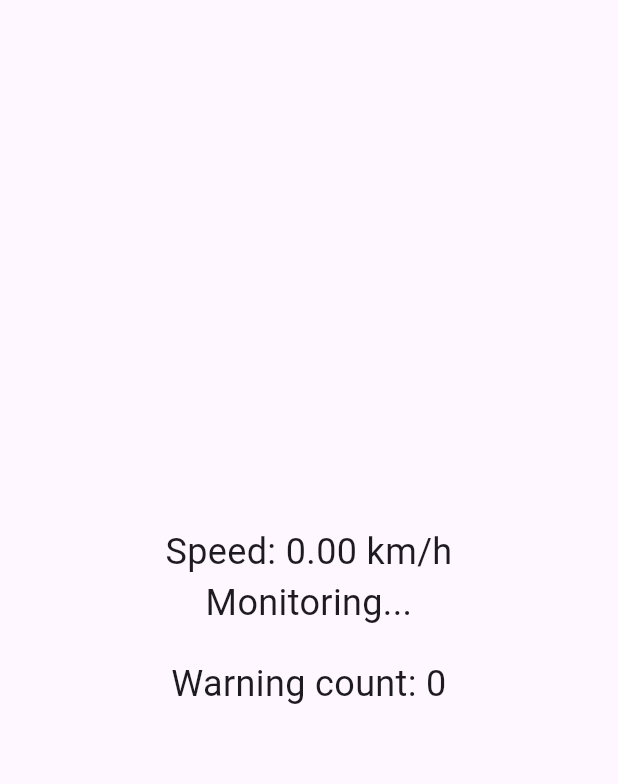
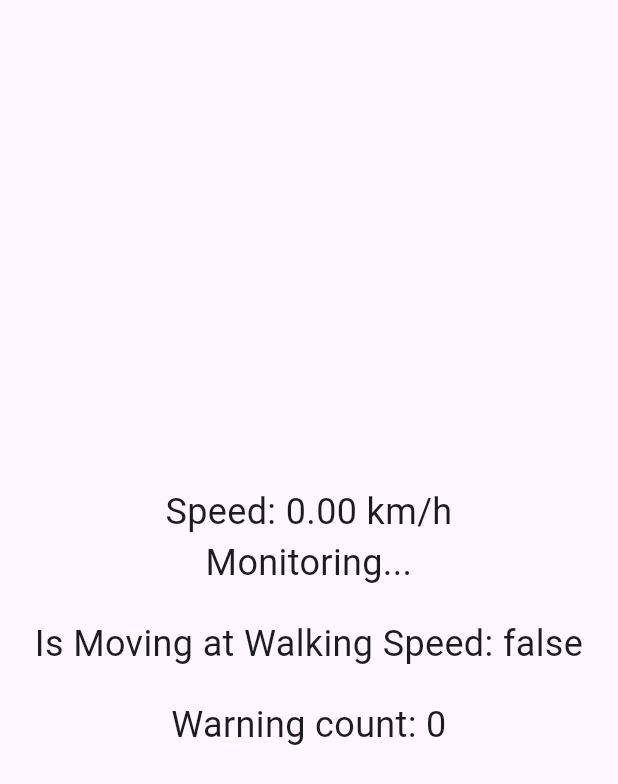
Before and after one commit to KTaisei/stophone, a Flutter app: the screen it shows after launch, on a phone screen of 412 x 824 dp. Shown: the top 784 px of the screen. Run offline on Flutter 3.47's test engine with Material 3 defaults, Android fonts, the phone set to English and light mode, and no system bars; our stand-ins replace geolocator, sensors_plus; missing offline and left inert: flutter_background; statements that could not run were skipped.

Commit message:
大幅な修正

```diff
--- a/lib/main.dart
+++ b/lib/main.dart
@@ -17,10 +17,6 @@ class WalkingPhoneApp extends StatefulWidget {
   const WalkingPhoneApp({super.key});
 
   @override
-
-
-
-
   WalkingPhoneAppState createState() => WalkingPhoneAppState();
 }
 
@@ -85,9 +81,16 @@ class WalkingPhoneAppState extends State<WalkingPhoneApp> {
           'Location permissions are permanently denied, we cannot request permissions.');
     }
 
+    LocationSettings locationSettings = const LocationSettings(
+      accuracy: LocationAccuracy.best, // 最高精度の位置情報
+      distanceFilter: 1, // 1メートル移動ごとに位置情報を更新
+    );
+
     _positionSubscription =
-        Geolocator.getPositionStream().listen((Position position) {
+        Geolocator.getPositionStream(locationSettings: locationSettings)
+            .listen((Position position) {
       double speedKmh = position.speed * 3.6;
+      print("Speed: $speedKmh km/h"); // デバッグ用ログ
       setState(() {
         _speed = speedKmh;
       });
@@ -99,11 +102,11 @@ class WalkingPhoneAppState extends State<WalkingPhoneApp> {
   void _startAccelerometer() {
     _accelerometerSubscription = userAccelerometerEventStream().listen((event) {
       double calculatedSpeed = _calculateSpeed(event);
-      if (calculatedSpeed > 0) {
-        _isMovingAtWalkingSpeed = true;
-      } else {
-        _isMovingAtWalkingSpeed = false;
-      }
+      print('Calculated Accelerometer Speed: $calculatedSpeed'); // デバッグ用ログ
+
+      setState(() {
+        _isMovingAtWalkingSpeed = calculatedSpeed > 0;
+      });
 
       _checkConditions();
     });
@@ -116,7 +119,8 @@ class WalkingPhoneAppState extends State<WalkingPhoneApp> {
   }
 
   void _startScreenTimer() {
-    // 画面が1分以上点灯しているかを確認するためのタイマーを開始
+    _screenTimer?.cancel(); // タイマーをリセット
+    _screenOnForMoreThanOneMinute = false; // 初期状態をリセット
     _screenTimer = Timer.periodic(const Duration(seconds: 1), (timer) {
       if (timer.tick >= 60) {
         setState(() {
@@ -127,13 +131,18 @@ class WalkingPhoneAppState extends State<WalkingPhoneApp> {
   }
 
   void _checkConditions() {
-    if (_isMovingAtWalkingSpeed && _speed >= 3.0 && _speed <= 5.0 && _screenOnForMoreThanOneMinute) {
+    if (_isMovingAtWalkingSpeed &&
+        _speed >= 3.0 &&
+        _speed <= 5.0 &&
+        _screenOnForMoreThanOneMinute) {
       // 速度が3~5km/hかつ画面が1分以上点灯している場合に警告
       _showWarningScreen();
     } else if (_speed >= 1.0 && _speed < 3.0) {
       // 速度が1~3km/hの場合は警告を出さない
       return;
-    } else if (_speed >= 3.0 && _speed <= 5.0 && !_screenOnForMoreThanOneMinute) {
+    } else if (_speed >= 3.0 &&
+        _speed <= 5.0 &&
+        !_screenOnForMoreThanOneMinute) {
       // 速度が3~5km/hだが、画面が1分以上点灯していない場合も警告を出さない
       return;
     }
@@ -173,7 +182,13 @@ class WalkingPhoneAppState extends State<WalkingPhoneApp> {
             ),
             const SizedBox(height: 20),
             Text(
-              'Warning count: $_warningCount', // 警告が表示された回数を表示
+              'Is Moving at Walking Speed: $_isMovingAtWalkingSpeed', // 移動状態を表示
+              style: const TextStyle(fontSize: 24),
+              textAlign: TextAlign.center,
+            ),
+            const SizedBox(height: 20),
+            Text(
+              'Warning count: $_warningCount', // 警告回数の表示
               style: const TextStyle(fontSize: 24),
               textAlign: TextAlign.center,
             ),
```
Lines whose indentation alone changed are shown as unchanged.
